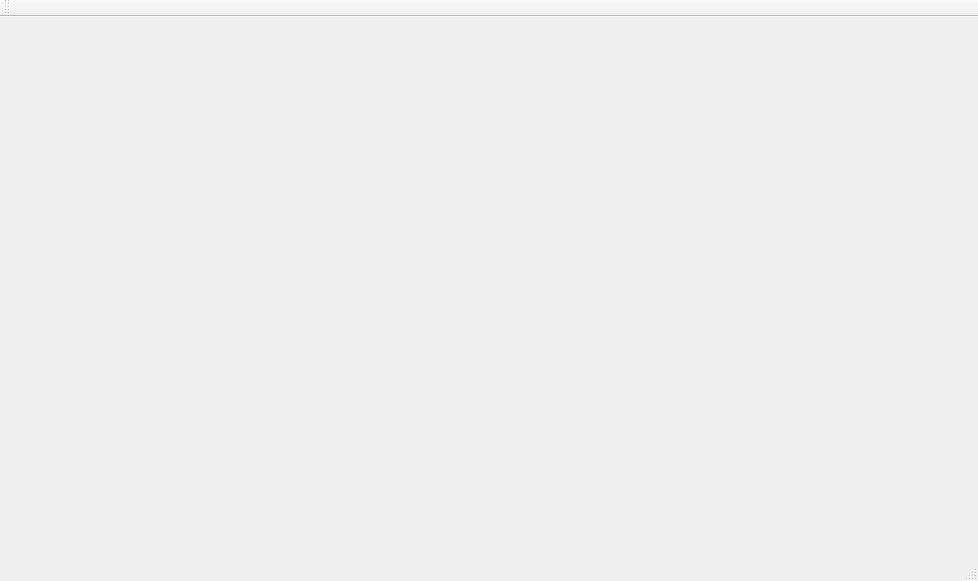
shavitborisov/MagShare, file Client/mainwindow.ui: the form before one commit.
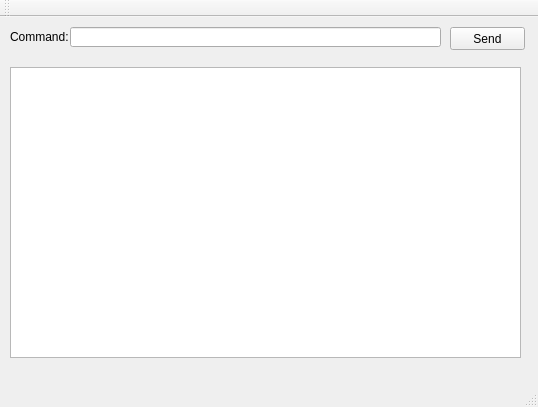
The form after the commit.

Commit message: Rewrote communication model Added multithreading for Tracker Changed Client logging into GUI Added message sending from Client Changed send / receive logs

Patch:
```diff
--- a/Client/mainwindow.ui
+++ b/Client/mainwindow.ui
@@ -6,14 +6,61 @@
    <rect>
     <x>0</x>
     <y>0</y>
-    <width>978</width>
-    <height>581</height>
+    <width>538</width>
+    <height>407</height>
    </rect>
   </property>
   <property name="windowTitle">
    <string>MainWindow</string>
   </property>
-  <widget class="QWidget" name="centralWidget"/>
+  <widget class="QWidget" name="centralWidget">
+   <widget class="QTextEdit" name="console">
+    <property name="geometry">
+     <rect>
+      <x>10</x>
+      <y>50</y>
+      <width>511</width>
+      <height>291</height>
+     </rect>
+    </property>
+   </widget>
+   <widget class="QLineEdit" name="cmdBox">
+    <property name="geometry">
+     <rect>
+      <x>70</x>
+      <y>10</y>
+      <width>371</width>
+      <height>20</height>
+     </rect>
+    </property>
+   </widget>
+   <widget class="QPushButton" name="sendCmd">
+    <property name="geometry">
+     <rect>
+      <x>450</x>
+      <y>10</y>
+      <width>75</width>
+      <height>23</height>
+     </rect>
+    </property>
+    <property name="text">
+     <string>Send</string>
+    </property>
+   </widget>
+   <widget class="QLabel" name="label">
+    <property name="geometry">
+     <rect>
+      <x>10</x>
+      <y>10</y>
+      <width>61</width>
+      <height>20</height>
+     </rect>
+    </property>
+    <property name="text">
+     <string>Command:</string>
+    </property>
+   </widget>
+  </widget>
   <widget class="QMenuBar" name="menuBar">
    <property name="geometry">
     <rect>
@@ -29,7 +76,7 @@
     <enum>TopToolBarArea</enum>
    </attribute>
    <attribute name="toolBarBreak">
-    <bool>true</bool>
+    <bool>false</bool>
    </attribute>
   </widget>
   <widget class="QStatusBar" name="statusBar"/>
```
Left out of the diff: 21 changed lines with no effect on the pictures. The commit also changes 15 other files.
